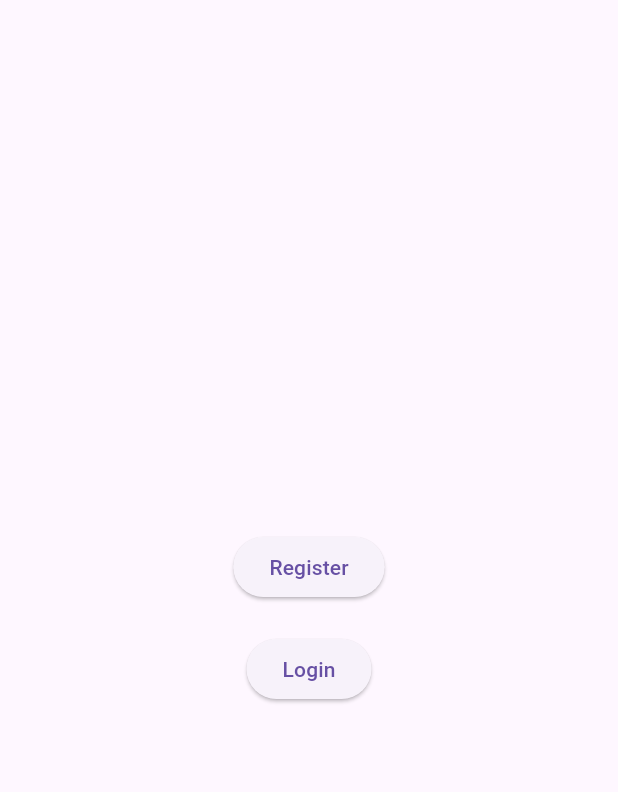
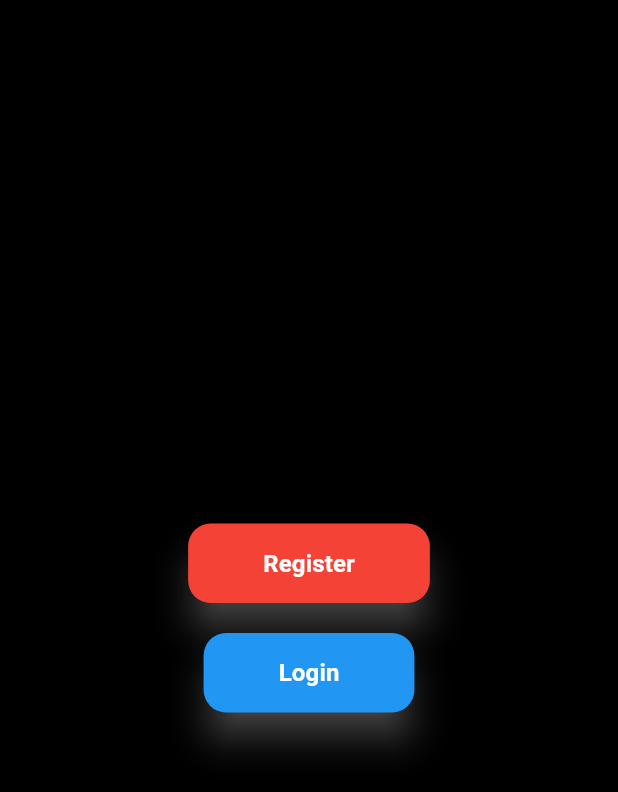
Before and after one commit to nandananp/money-matrix-front-end, a Flutter app: the screen it shows after launch, on a phone screen of 412 x 824 dp. Shown: the top 792 px of the screen. Run offline on Flutter 3.47's test engine with Material 3 defaults, Android fonts, the phone set to English and light mode, and no system bars; our stand-ins replace shared_preferences.

Commit message:
feat: ui update in second screen

```diff
--- a/lib/secondScreen.dart
+++ b/lib/secondScreen.dart
@@ -6,27 +6,40 @@ class SecondScreen extends StatelessWidget {
   @override
   Widget build(BuildContext context) {
     return Scaffold(
-      body: Padding(
-        padding: const EdgeInsets.all(20.0),
-        child: Center(
+      backgroundColor: Colors.black,
+      body: Center(
+        child: Padding(
+          padding: const EdgeInsets.all(20.0),
           child: Column(
             mainAxisAlignment: MainAxisAlignment.center,
             crossAxisAlignment: CrossAxisAlignment.center,
             children: [
-              ElevatedButton(
-                onPressed: () => Navigator.pushNamed(context, '/register'),
-                child: const Text('Register'),
-              ),
+              _buildButton(context, 'Register', Colors.red, '/register'),
               const SizedBox(height: 20),
-              ElevatedButton(
-                onPressed: () => Navigator.pushNamed(context, "/login"),
-                child: const Text('Login'),
-              )
+              _buildButton(context, 'Login', Colors.blue, '/login'),
             ],
           ),
         ),
       ),
+    );
+  }
 
+  Widget _buildButton(BuildContext context, String text, Color color, String route) {
+    return ElevatedButton(
+      onPressed: () => Navigator.pushNamed(context, route),
+      style: ElevatedButton.styleFrom(
+        backgroundColor: color,
+        padding: const EdgeInsets.symmetric(horizontal: 50, vertical: 15),
+        shape: RoundedRectangleBorder(
+          borderRadius: BorderRadius.circular(15),
+        ),
+        shadowColor: Colors.white.withOpacity(0.5),
+        elevation: 10,
+      ),
+      child: Text(
+        text,
+        style: const TextStyle(color: Colors.white, fontSize: 16, fontWeight: FontWeight.bold),
+      ),
     );
   }
 }
```
